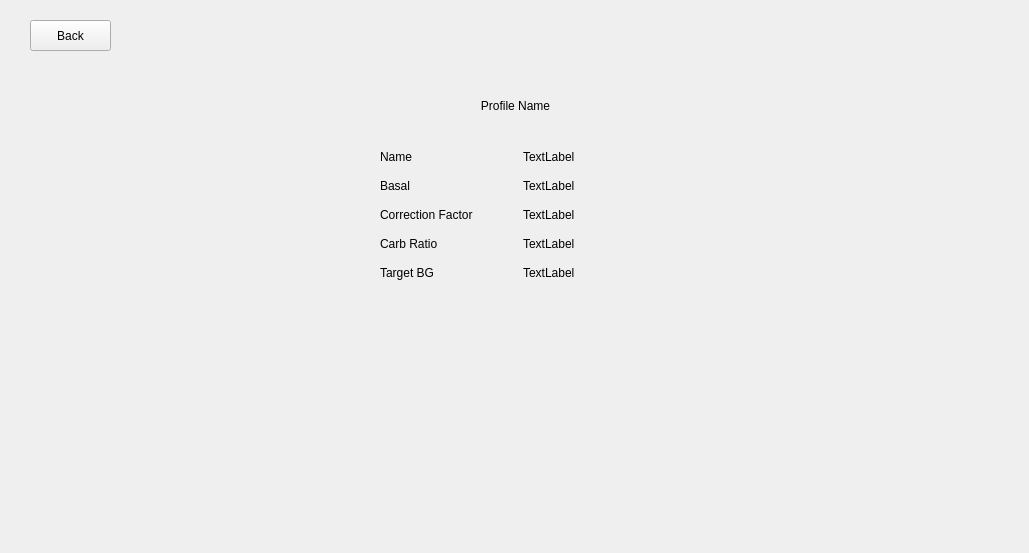
This is InsulinPumpSim/mainwindow.ui in Somto-O/Insulin_Pump_Sim as Qt 5 draws it before an edit. The edited form follows.
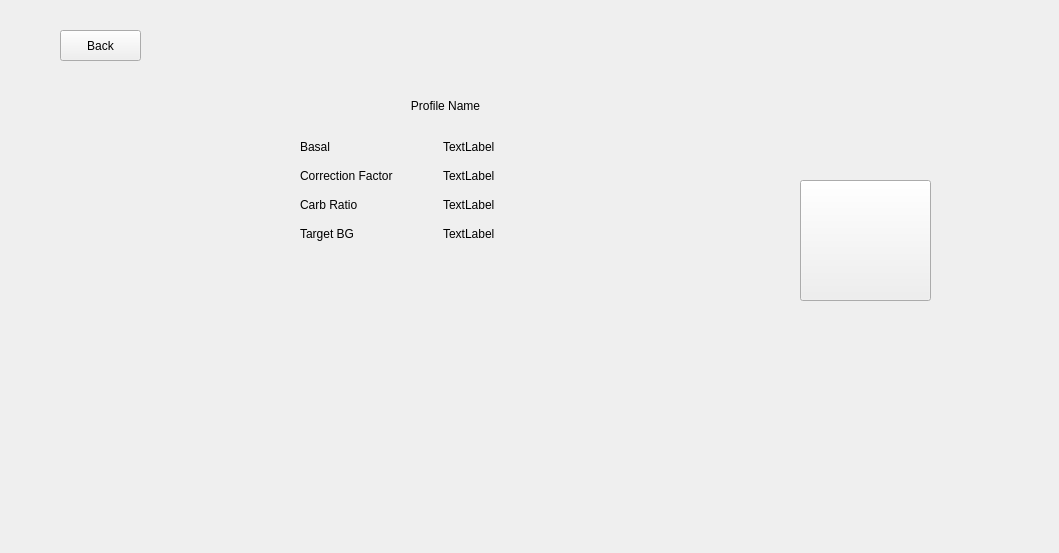
This is the edited form. The open tabs and pages were chosen to show the change. Icons and pictures are not drawn.

What changed in the file:
```diff
--- a/InsulinPumpSim/mainwindow.ui
+++ b/InsulinPumpSim/mainwindow.ui
@@ -6,7 +6,7 @@
    <rect>
     <x>0</x>
     <y>0</y>
-    <width>1029</width>
+    <width>1059</width>
     <height>553</height>
    </rect>
   </property>
@@ -17,7 +17,7 @@
    <widget class="QStackedWidget" name="stackedWidget">
     <property name="geometry">
      <rect>
-      <x>0</x>
+      <x>-10</x>
       <y>0</y>
       <width>1051</width>
       <height>561</height>
@@ -1323,11 +1323,114 @@
      </widget>
     </widget>
     <widget class="QWidget" name="specificProfilePage">
+     <widget class="QPushButton" name="spBackButton">
+      <property name="geometry">
+       <rect>
+        <x>70</x>
+        <y>30</y>
+        <width>81</width>
+        <height>31</height>
+       </rect>
+      </property>
+      <property name="text">
+       <string>Back</string>
+      </property>
+     </widget>
+     <widget class="QWidget" name="greyBG_62" native="true">
+      <property name="geometry">
+       <rect>
+        <x>790</x>
+        <y>10</y>
+        <width>171</width>
+        <height>431</height>
+       </rect>
+      </property>
+      <property name="bodyBG" stdset="0">
+       <bool>true</bool>
+      </property>
+      <widget class="QPushButton" name="powerbutton_28">
+       <property name="geometry">
+        <rect>
+         <x>20</x>
+         <y>170</y>
+         <width>131</width>
+         <height>121</height>
+        </rect>
+       </property>
+       <property name="text">
+        <string/>
+       </property>
+       <property name="icon">
+        <iconset resource="resource.qrc">
+         <normaloff>:/icons/ui-elements/icons8-power-button-100.png</normaloff>:/icons/ui-elements/icons8-power-button-100.png</iconset>
+       </property>
+       <property name="iconSize">
+        <size>
+         <width>50</width>
+         <height>50</height>
+        </size>
+       </property>
+       <property name="power" stdset="0">
+        <bool>true</bool>
+       </property>
+      </widget>
+     </widget>
+     <widget class="QWidget" name="greyBG_60" native="true">
+      <property name="geometry">
+       <rect>
+        <x>20</x>
+        <y>420</y>
+        <width>941</width>
+        <height>61</height>
+       </rect>
+      </property>
+      <property name="bodyBG" stdset="0">
+       <bool>true</bool>
+      </property>
+     </widget>
+     <widget class="QWidget" name="greyBG_61" native="true">
+      <property name="geometry">
+       <rect>
+        <x>20</x>
+        <y>-4</y>
+        <width>941</width>
+        <height>21</height>
+       </rect>
+      </property>
+      <property name="bodyBG" stdset="0">
+       <bool>true</bool>
+      </property>
+     </widget>
+     <widget class="QWidget" name="greyBG_59" native="true">
+      <property name="geometry">
+       <rect>
+        <x>20</x>
+        <y>10</y>
+        <width>41</width>
+        <height>441</height>
+       </rect>
+      </property>
+      <property name="bodyBG" stdset="0">
+       <bool>true</bool>
+      </property>
+     </widget>
+     <widget class="QWidget" name="widget_15" native="true">
+      <property name="geometry">
+       <rect>
+        <x>10</x>
+        <y>0</y>
+        <width>961</width>
+        <height>491</height>
+       </rect>
+      </property>
+      <property name="device" stdset="0">
+       <bool>true</bool>
+      </property>
      <widget class="QWidget" name="formLayoutWidget_2">
       <property name="geometry">
        <rect>
-        <x>380</x>
-        <y>150</y>
+         <x>300</x>
+         <y>140</y>
         <width>301</width>
         <height>187</height>
        </rect>
@@ -1343,70 +1446,56 @@
         <number>0</number>
        </property>
        <item row="0" column="0">
-        <widget class="QLabel" name="nameLabel_2">
-         <property name="text">
-          <string>Name</string>
-         </property>
-        </widget>
-       </item>
-       <item row="1" column="0">
         <widget class="QLabel" name="basalLabel_2">
          <property name="text">
           <string>Basal</string>
          </property>
         </widget>
        </item>
-       <item row="3" column="0">
+        <item row="0" column="1">
+         <widget class="QLabel" name="spBasal">
+          <property name="text">
+           <string>TextLabel</string>
+          </property>
+         </widget>
+        </item>
+        <item row="1" column="0">
+         <widget class="QLabel" name="correctionFactorLabel_2">
+          <property name="text">
+           <string>Correction Factor</string>
+          </property>
+         </widget>
+        </item>
+        <item row="1" column="1">
+         <widget class="QLabel" name="spCFactor">
+          <property name="text">
+           <string>TextLabel</string>
+          </property>
+         </widget>
+        </item>
+        <item row="2" column="0">
         <widget class="QLabel" name="carbRatioLabel_2">
          <property name="text">
           <string>Carb Ratio</string>
          </property>
         </widget>
        </item>
-       <item row="4" column="0">
+        <item row="2" column="1">
+         <widget class="QLabel" name="spCarbRatio">
+          <property name="text">
+           <string>TextLabel</string>
+          </property>
+         </widget>
+        </item>
+        <item row="3" column="0">
         <widget class="QLabel" name="targetBGLabel_2">
          <property name="text">
           <string>Target BG</string>
          </property>
         </widget>
        </item>
-       <item row="2" column="0">
-        <widget class="QLabel" name="correctionFactorLabel_2">
-         <property name="text">
-          <string>Correction Factor</string>
-         </property>
-        </widget>
-       </item>
-       <item row="0" column="1">
-        <widget class="QLabel" name="label_3">
-         <property name="text">
-          <string>TextLabel</string>
-         </property>
-        </widget>
-       </item>
-       <item row="1" column="1">
-        <widget class="QLabel" name="label_4">
-         <property name="text">
-          <string>TextLabel</string>
-         </property>
-        </widget>
-       </item>
-       <item row="2" column="1">
-        <widget class="QLabel" name="label_5">
-         <property name="text">
-          <string>TextLabel</string>
-         </property>
-        </widget>
-       </item>
        <item row="3" column="1">
-        <widget class="QLabel" name="label_6">
-         <property name="text">
-          <string>TextLabel</string>
-         </property>
-        </widget>
-       </item>
-       <item row="4" column="1">
-        <widget class="QLabel" name="label_7">
+         <widget class="QLabel" name="spTargetBG">
          <property name="text">
           <string>TextLabel</string>
          </property>
@@ -1414,23 +1503,10 @@
        </item>
       </layout>
      </widget>
-     <widget class="QPushButton" name="backButton_5">
+      <widget class="QLabel" name="LABEL">
       <property name="geometry">
        <rect>
-        <x>30</x>
-        <y>20</y>
-        <width>81</width>
-        <height>31</height>
-       </rect>
-      </property>
-      <property name="text">
-       <string>Back</string>
-      </property>
-     </widget>
-     <widget class="QLabel" name="optionsLabel_3">
-      <property name="geometry">
-       <rect>
-        <x>410</x>
+         <x>340</x>
         <y>80</y>
         <width>211</width>
         <height>51</height>
@@ -1452,6 +1528,13 @@
        <string>h1</string>
       </property>
      </widget>
+     </widget>
+     <zorder>widget_15</zorder>
+     <zorder>greyBG_62</zorder>
+     <zorder>greyBG_61</zorder>
+     <zorder>greyBG_60</zorder>
+     <zorder>greyBG_59</zorder>
+     <zorder>spBackButton</zorder>
     </widget>
    </widget>
   </widget>
```
Left out of the diff: 1699 changed lines with no effect on the pictures. Lines whose indentation alone changed are shown as unchanged.
